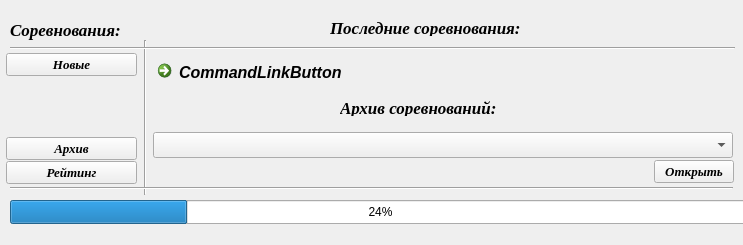
This is start_form.ui in Kaspar0810/Competitions_TT_SQL as Qt 5 draws it before an edit. The edited form follows.
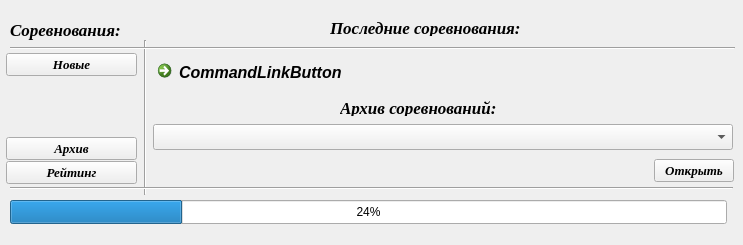
This is the edited form.

```diff
--- a/start_form.ui
+++ b/start_form.ui
@@ -41,7 +41,7 @@
    <property name="geometry">
     <rect>
      <x>153</x>
-     <y>132</y>
+     <y>124</y>
      <width>580</width>
      <height>26</height>
     </rect>
@@ -179,7 +179,7 @@
     <rect>
      <x>10</x>
      <y>200</y>
-     <width>741</width>
+     <width>717</width>
      <height>24</height>
     </rect>
    </property>
@@ -263,16 +263,19 @@
     </item>
    </layout>
   </widget>
-  <widget class="QWidget" name="">
+  <widget class="QWidget" name="layoutWidget">
    <property name="geometry">
     <rect>
      <x>153</x>
-     <y>159</y>
+     <y>150</y>
      <width>581</width>
-     <height>26</height>
+     <height>41</height>
     </rect>
    </property>
    <layout class="QHBoxLayout" name="horizontalLayout">
+    <property name="spacing">
+     <number>0</number>
+    </property>
     <item>
      <widget class="QLabel" name="label_4">
       <property name="sizePolicy">
```
